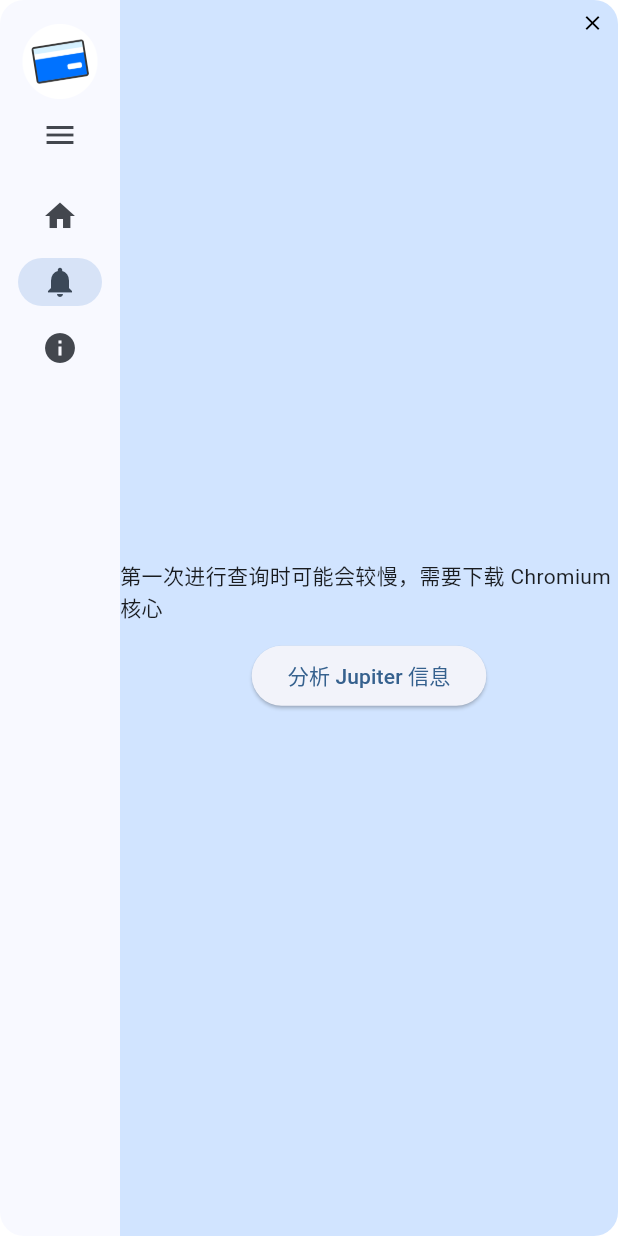
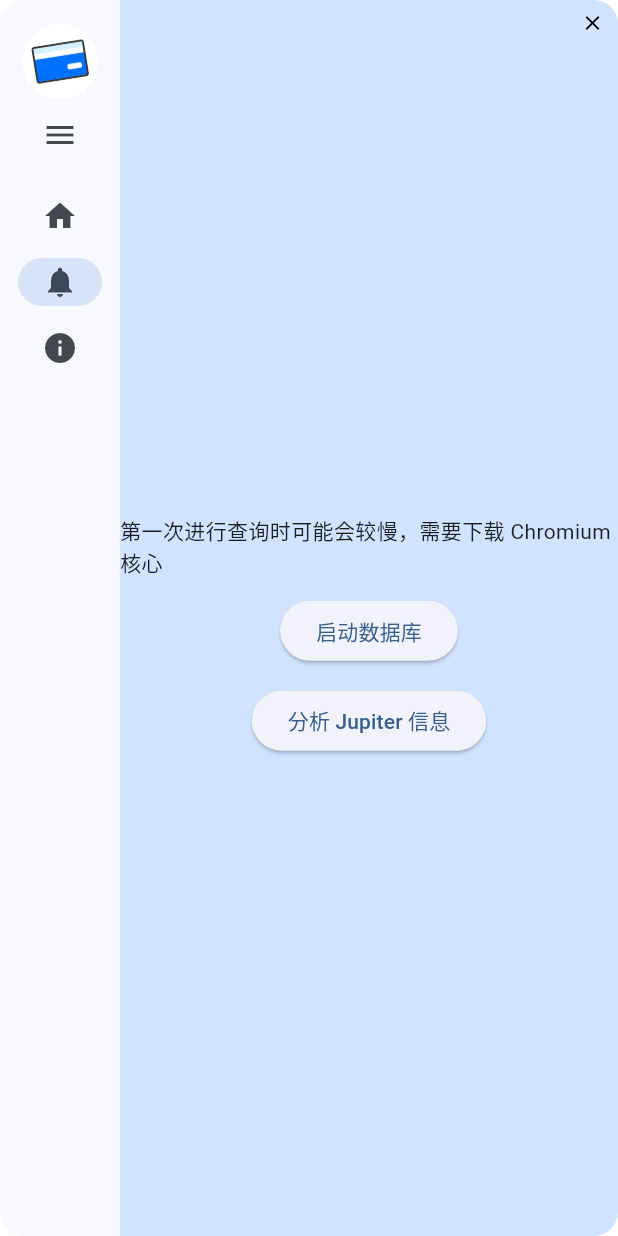
Before and after one commit to KiriRainCat/scannmay_toolkit, a Flutter app: the screen it shows after launch, after a tap on the "menu" icon, after a tap on the "menu open" icon, after a tap on "通知", on a phone screen of 412 x 824 dp. Run offline on Flutter 3.47's test engine with Material 2 defaults, Android fonts, the phone set to English and light mode, and no system bars; our stand-ins replace dio, get, isar, package_info_plus; missing offline and left inert: dart:ffi, hotkey_manager, local_notifier, puppeteer, system_tray, win32 and 3 more; accounts and stored records are empty; generated files the repository leaves out were written again; Roboto replaces fonts that are missing (SourceHanSansSC); statements that could not run were skipped.

Commit message:
✨ feat: 初步完成Jupiter数据爬取与储存至Isar数据库 (疑似 bug 拉满)

```diff
--- a/lib/views/notification_view.dart
+++ b/lib/views/notification_view.dart
@@ -6,14 +6,19 @@ class NotificationView extends StatelessWidget {
 
   @override
   Widget build(BuildContext context) {
-    return Column(
+    return const Column(
       mainAxisAlignment: MainAxisAlignment.center,
       children: [
-        const Text("第一次进行查询时可能会较慢，需要下载 Chromium 核心"),
-        const SizedBox(height: 12),
+        Text("第一次进行查询时可能会较慢，需要下载 Chromium 核心"),
+        SizedBox(height: 12),
         ElevatedButton(
-          onPressed: () => AssignmentNotifierBgWorker.checkForNewAssignment(),
-          child: const Text("分析 Jupiter 信息"),
+          onPressed: AssignmentNotifierBgWorker.initAndStart,
+          child: Text("启动数据库"),
+        ),
+        SizedBox(height: 12),
+        ElevatedButton(
+          onPressed: AssignmentNotifierBgWorker.checkForNewAssignment,
+          child: Text("分析 Jupiter 信息"),
         ),
       ],
     );
```
Also changed, not shown: lib/functions/assignment_notifier/bg_worker.dart (+103 -9 lines).
